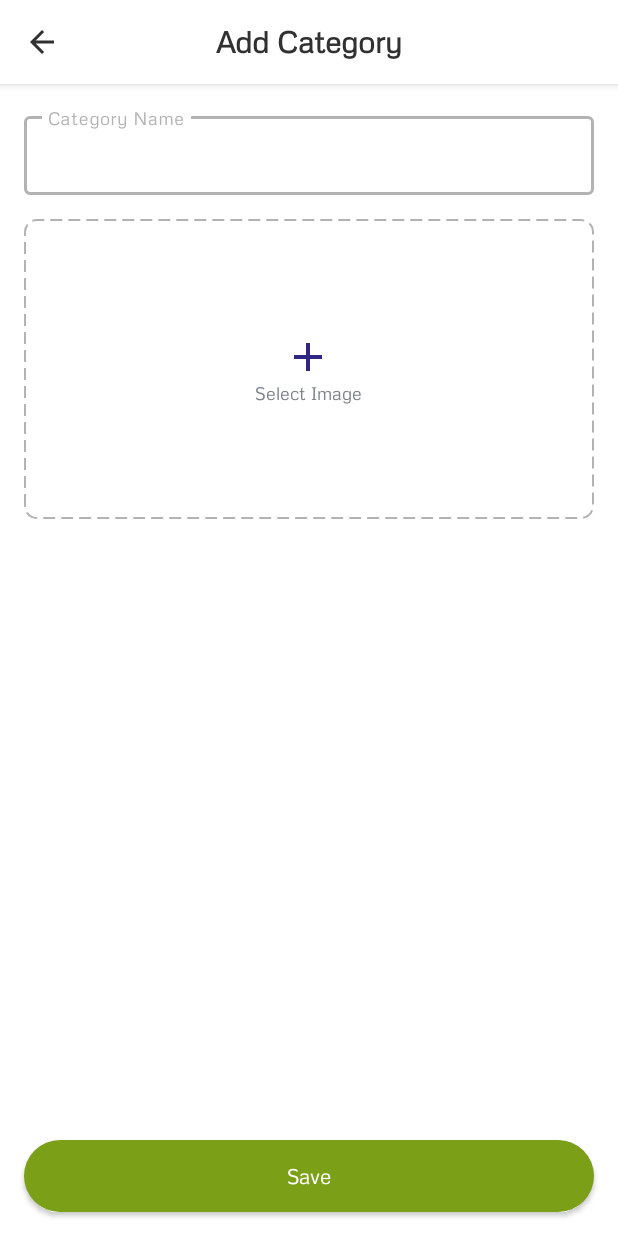
After one commit to hanansabry/CollectAndRecycle, an Android app: the AddCategoryActivity screen opened directly, with no data from a screen before it, on a phone screen of 412 x 824 dp. The commit adds this screen. Run offline under Robolectric (Android 15) with nearby library versions, the phone set to English and light mode, and no system bars; our stand-ins replace Dagger/Hilt's generated code, Firebase (no records; nobody signed in at launch, a user with empty details on screens opened directly), RxJava, data binding.

Commit message:
add categories

```diff
--- a/app/build.gradle
+++ b/app/build.gradle
@@ -64,6 +64,10 @@ dependencies {
     def multidex_version = "2.0.1"
     implementation "androidx.multidex:multidex:$multidex_version"
 
+    //glide
+    implementation 'com.github.bumptech.glide:glide:4.13.0'
+    annotationProcessor 'com.github.bumptech.glide:compiler:4.13.0'
+
     testImplementation 'junit:junit:4.13.2'
     androidTestImplementation 'androidx.test.ext:junit:1.1.5'
     androidTestImplementation 'androidx.test.espresso:espresso-core:3.5.1'
--- a/app/src/main/AndroidManifest.xml
+++ b/app/src/main/AndroidManifest.xml
@@ -14,6 +14,9 @@
         android:supportsRtl="true"
         android:theme="@style/FullScreenAppTheme"
         tools:targetApi="31">
+        <activity
+            android:name=".presentation.categories.AddCategoryActivity"
+            android:screenOrientation="portrait" />
         <activity
             android:name=".presentation.regions.RegionListActivity"
             android:screenOrientation="portrait" />
@@ -48,4 +51,6 @@
         </activity>
     </application>
 
+    <uses-permission android:name="android.permission.READ_EXTERNAL_STORAGE" />
+
 </manifest>
--- /dev/null
+++ b/app/src/main/java/com/app/collectandrecycle/presentation/categories/AddCategoryActivity.java
@@ -0,0 +1,101 @@
+package com.app.collectandrecycle.presentation.categories;
+
+import androidx.activity.result.ActivityResultLauncher;
+import androidx.activity.result.contract.ActivityResultContracts;
+import androidx.lifecycle.ViewModelProvider;
+
+import android.app.Activity;
+import android.content.Intent;
+import android.graphics.Bitmap;
+import android.graphics.BitmapFactory;
+import android.net.Uri;
+import android.os.Bundle;
+import android.provider.MediaStore;
+import android.view.View;
+import android.widget.Toast;
+
+import com.app.collectandrecycle.data.Category;
+import com.app.collectandrecycle.databinding.ActivityAddCategoryBinding;
+import com.app.collectandrecycle.di.ViewModelProviderFactory;
+import com.app.collectandrecycle.presentation.BaseActivity;
+import com.app.collectandrecycle.utils.Constants;
+
+import java.io.InputStream;
+
+import javax.inject.Inject;
+
+public class AddCategoryActivity extends BaseActivity {
+
+    @Inject
+    ViewModelProviderFactory providerFactory;
+    private ActivityAddCategoryBinding binding;
+    private CategoriesViewModel categoriesViewModel;
+    private ActivityResultLauncher<Intent> activityResultLauncher;
+    private Uri selectedImageUri;
+
+    @Override
+    public View getDataBindingView() {
+        binding = ActivityAddCategoryBinding.inflate(getLayoutInflater());
+        return binding.getRoot();
+    }
+
+    @Override
+    protected void onCreate(Bundle savedInstanceState) {
+        super.onCreate(savedInstanceState);
+        registerPickImageResultLauncher();
+        categoriesViewModel = new ViewModelProvider(getViewModelStore(), providerFactory).get(CategoriesViewModel.class);
+        categoriesViewModel.getAddCategoryStateLiveData().observe(this, category -> {
+            if (category != null) {
+                Intent intent = new Intent();
+                intent.putExtra(Constants.CATEGORY, category);
+                setResult(RESULT_OK, intent);
+                finish();
+            } else {
+                Toast.makeText(this, "Can't add category, please try again", Toast.LENGTH_SHORT).show();
+            }
+        });
+
+        categoriesViewModel.getErrorState().observe(this, error -> {
+            Toast.makeText(this, error, Toast.LENGTH_SHORT).show();
+        });
+    }
+
+    private void registerPickImageResultLauncher() {
+        activityResultLauncher = registerForActivityResult(new ActivityResultContracts.StartActivityForResult(),
+                result -> {
+                    if (result.getResultCode() == Activity.RESULT_OK){
+                        Intent data = result.getData();
+                        if (data != null){
+                            selectedImageUri = data.getData();
+                            if (selectedImageUri != null){
+                                try {
+                                    binding.categoryImage.setImageURI(selectedImageUri);
+                                }catch (Exception e){
+                                    Toast.makeText(this, e.getMessage(), Toast.LENGTH_SHORT).show();
+                                }
+                            }
+                        }
+                    }
+                });
+    }
+
+    public void onSelectImageClicked(View view) {
+        Intent intent = new Intent(Intent.ACTION_PICK, MediaStore.Images.Media.EXTERNAL_CONTENT_URI);
+        activityResultLauncher.launch(intent);
+    }
+
+    public void onSaveClicked(View view) {
+        String categoryName = binding.categoryEditText.getText().toString();
+        if (categoryName.isEmpty()) {
+            Toast.makeText(this, "You must add category name", Toast.LENGTH_SHORT).show();
+        } else {
+            Category category = new Category();
+            category.setName(categoryName);
+            if (selectedImageUri != null) {
+                category.setImage(selectedImageUri.getPath());
+            }
+            categoriesViewModel.addCategory(category);
+        }
+    }
+
+}
--- /dev/null
+++ b/app/src/main/java/com/app/collectandrecycle/presentation/categories/CategoriesViewModel.java
@@ -0,0 +1,48 @@
+package com.app.collectandrecycle.presentation.categories;
+
+import com.app.collectandrecycle.data.Category;
+import com.app.collectandrecycle.data.DatabaseRepository;
+import com.app.collectandrecycle.presentation.BaseViewModel;
+
+import java.util.ArrayList;
+import java.util.List;
+
+import javax.inject.Inject;
+
+import androidx.lifecycle.MutableLiveData;
+
+public class CategoriesViewModel extends BaseViewModel {
+
+    private final MutableLiveData<List<Category>> categoriesLiveData = new MutableLiveData<>();
+    private final MutableLiveData<Category> addCategoryStateLiveData = new MutableLiveData<>();
+
+    @Inject
+    public CategoriesViewModel(DatabaseRepository databaseRepository) {
+        super(databaseRepository);
+    }
+
+    public void retrieveCategories(String organizationId) {
+        Category r1 = new Category();
+        r1.setName("Category 1");
+
+        Category r2 = new Category();
+        r2.setName("Category 2");
+        List<Category> categories = new ArrayList<>();
+        categories.add(r1);
+        categories.add(r2);
+
+        categoriesLiveData.postValue(categories);
+    }
+
+    public void addCategory(Category category) {
+        addCategoryStateLiveData.postValue(category);
+    }
+
+    public MutableLiveData<List<Category>> getCategoriesLiveData() {
+        return categoriesLiveData;
+    }
+
+    public MutableLiveData<Category> getAddCategoryStateLiveData() {
+        return addCategoryStateLiveData;
+    }
+}
--- a/app/src/main/java/com/app/collectandrecycle/utils/Constants.java
+++ b/app/src/main/java/com/app/collectandrecycle/utils/Constants.java
@@ -16,4 +16,6 @@ public class Constants {
     public static final String ADMIN = "admin";
     public static final int SELECTED_REGIONS_REQUEST_CODE = 522;
     public static final String SELECTED_REGIONS = "selected_regions";
+    public static final int ADD_CATEGORY_REQUEST_CODE = 111;
+    public static final String CATEGORY = "category";
 }
--- /dev/null
+++ b/app/src/main/res/layout/activity_add_category.xml
@@ -0,0 +1,135 @@
+<?xml version="1.0" encoding="utf-8"?>
+<layout xmlns:android="http://schemas.android.com/apk/res/android"
+    xmlns:app="http://schemas.android.com/apk/res-auto">
+
+    <androidx.constraintlayout.widget.ConstraintLayout xmlns:tools="http://schemas.android.com/tools"
+        android:layout_width="match_parent"
+        android:layout_height="match_parent"
+        tools:context=".presentation.categories.AddCategoryActivity">
+
+        <com.google.android.material.appbar.AppBarLayout
+            android:id="@+id/appBarLayout"
+            android:layout_width="match_parent"
+            android:layout_height="wrap_content"
+            android:background="@color/white"
+            app:elevation="4dp"
+            app:layout_constraintTop_toTopOf="parent">
+
+            <androidx.appcompat.widget.Toolbar
+                android:id="@+id/toolbar_top"
+                android:layout_width="match_parent"
+                android:layout_height="?attr/actionBarSize"
+                app:layout_collapseMode="pin"
+                android:theme="@style/ThemeOverlay.AppCompat.Dark.ActionBar">
+
+                <ImageButton
+                    android:id="@+id/back_button"
+                    android:layout_width="24dp"
+                    android:layout_height="24dp"
+                    android:layout_gravity="start"
+                    android:layout_margin="8dp"
+                    android:background="@null"
+                    android:scaleType="fitCenter"
+                    android:src="@drawable/ic_arrow_back"
+                    android:onClick="onBackClicked"
+                    app:tint="@color/black_2" />
+
+                <TextView
+                    android:id="@+id/toolbar_title"
+                    android:layout_width="wrap_content"
+                    android:layout_height="wrap_content"
+                    android:layout_gravity="center"
+                    android:textColor="@color/black_2"
+                    android:textSize="20sp"
+                    android:text="@string/add_category"
+                    android:textFontWeight="700"/>
+
+            </androidx.appcompat.widget.Toolbar>
+        </com.google.android.material.appbar.AppBarLayout>
+
+        <LinearLayout
+            android:layout_width="match_parent"
+            android:layout_height="wrap_content"
+            android:layout_margin="16dp"
+            android:orientation="vertical"
+            app:layout_constraintTop_toBottomOf="@id/appBarLayout">
+
+            <com.google.android.material.textfield.TextInputLayout
+                style="@style/Widget.MaterialComponents.TextInputLayout.OutlinedBox"
+                android:layout_width="match_parent"
+                android:layout_height="wrap_content"
+                android:hint="@string/category_name"
+                app:boxStrokeColor="@color/tritary_gray"
+                app:hintTextColor="@color/tritary_gray">
+
+                <EditText
+                    android:id="@+id/category_edit_text"
+                    android:layout_width="match_parent"
+                    android:layout_height="wrap_content"
+                    android:gravity="start|center"
+                    android:inputType="textPersonName"
+                    android:paddingStart="16dp"
+                    android:paddingEnd="16dp"
+                    android:textAlignment="viewStart"
+                    android:textColor="@color/colorAccent"
+                    android:textColorHint="@color/dark_gray"
+                    android:textSize="14sp" />
+            </com.google.android.material.textfield.TextInputLayout>
+
+           <FrameLayout
+                android:layout_width="match_parent"
+                android:layout_height="200dp"
+                android:layout_marginTop="16dp"
+                android:background="@drawable/gray_dashed_stroke_cornered">
+
+                <LinearLayout
+                    android:id="@+id/select_image_view"
+                    android:layout_width="wrap_content"
+                    android:layout_height="wrap_content"
+                    android:layout_gravity="center"
+                    android:onClick="onSelectImageClicked"
+                    android:gravity="center"
+                    android:orientation="vertical">
+
+                    <ImageButton
+                        android:layout_width="32dp"
+                        android:layout_height="32dp"
+                        android:background="@null"
+                        android:clickable="false"
+                        android:scaleType="fitCenter"
+                        android:src="@drawable/ic_baseline_add_24"
+                        app:tint="@color/colorPrimary" />
+
+                    <TextView
+                        android:layout_width="wrap_content"
+                        android:layout_height="wrap_content"
+                        android:text="@string/select_image"
+                        android:textColor="@color/dark_gray"
+                        android:textSize="12sp"
+                        tools:text="Add Image"/>
+
+                </LinearLayout>
+
+                <ImageView
+                    android:id="@+id/category_image"
+                    android:layout_width="match_parent"
+                    android:layout_height="match_parent"
+                    android:scaleType="centerInside"/>
+
+            </FrameLayout>
+
+        </LinearLayout>
+
+        <Button
+            android:layout_width="match_parent"
+            android:layout_height="wrap_content"
+            android:layout_margin="16dp"
+            android:background="@drawable/cornered_accent_bg"
+            android:onClick="onSaveClicked"
+            android:text="@string/save"
+            android:textAllCaps="false"
+            android:textColor="@color/white"
+            app:layout_constraintBottom_toBottomOf="parent" />
+
+    </androidx.constraintlayout.widget.ConstraintLayout>
+</layout>
--- a/app/src/main/res/layout/organization_main_item_layout.xml
+++ b/app/src/main/res/layout/organization_main_item_layout.xml
@@ -23,6 +23,7 @@
             android:orientation="vertical">
 
             <ImageView
+                android:id="@+id/image_view"
                 android:layout_width="wrap_content"
                 android:layout_height="100dp"
                 android:padding="24dp"
--- a/app/src/main/res/values/strings.xml
+++ b/app/src/main/res/values/strings.xml
@@ -38,4 +38,7 @@
     <string name="coverage_area">Coverage Area</string>
     <string name="select_regions">Select Regions</string>
     <string name="select">Select</string>
+    <string name="add_category">Add Category</string>
+    <string name="select_image">Select Image</string>
+    <string name="category_name">Category Name</string>
 </resources>
```
Also changed, not shown: app/src/main/java/com/app/collectandrecycle/data/Category.java (+39 -1 lines), app/src/main/java/com/app/collectandrecycle/di/ActivityBuildersModule.java (+6 -1 lines), app/src/main/java/com/app/collectandrecycle/di/modules/CategoriesViewModelModule.java (added, +19 -0 lines), app/src/main/java/com/app/collectandrecycle/presentation/organization/OrganizationHomeActivity.java (+21 -9 lines), app/src/main/java/com/app/collectandrecycle/presentation/organization/OrganizationMainItemsAdapter.java (+17 -1 lines), app/src/main/java/com/app/collectandrecycle/presentation/organization/OrganizationViewModel.java (+0 -18 lines), app/src/main/java/com/app/collectandrecycle/utils/Utils.java (+14 -0 lines), app/src/main/res/layout/activity_organization_home.xml (+6 -12 lines).
